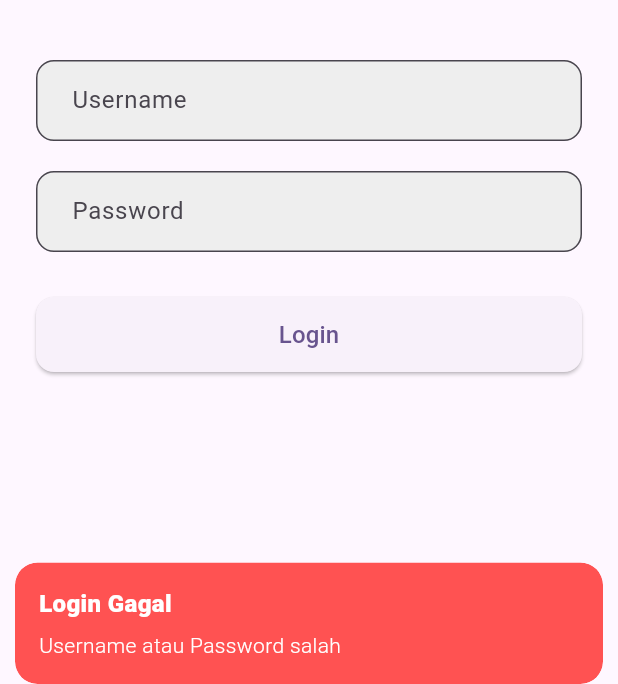
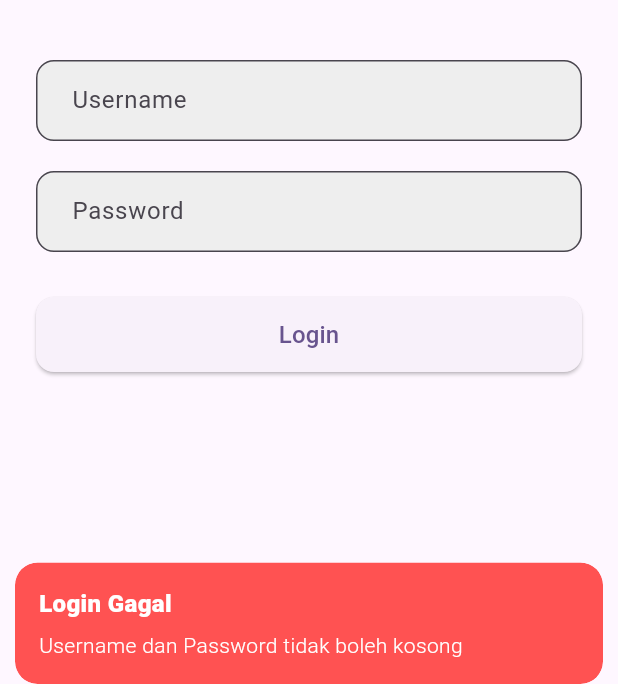
Before and after one commit to AlvinoAditiya/Todo-List-App-with-Category, a Flutter app: the screen it shows after launch, after a tap on "Login", on a phone screen of 412 x 824 dp, the part 552-1236 px from its top. Run offline on Flutter 3.47's test engine with Material 3 defaults, Android fonts, the phone set to English and light mode, and no system bars; our stand-ins replace get.

Commit message:
login controller

```diff
--- /dev/null
+++ b/lib/controller/login_controller.dart
@@ -0,0 +1,53 @@
+import 'package:flutter/material.dart';
+import 'package:get/get.dart';
+import '../pages/dashboard_page.dart';
+
+class LoginController extends GetxController {
+  final usernameC = TextEditingController();
+  final passwordC = TextEditingController();
+
+  // Cuma 1 variabel loading
+  var isLoading = false.obs;
+
+  void login() async {
+    if (usernameC.text.trim().isEmpty || passwordC.text.trim().isEmpty) {
+      Get.snackbar(
+        "Login Gagal",
+        "Username dan Password tidak boleh kosong",
+        snackPosition: SnackPosition.BOTTOM,
+        backgroundColor: Colors.redAccent,
+        colorText: Colors.white,
+      );
+      return;
+    }
+
+    // Aktifkan loading
+    isLoading(true);
+
+    // Simulasi proses login
+    await Future.delayed(const Duration(seconds: 2));
+
+    // Dummy login
+    if (usernameC.text.trim() == "alvino" && passwordC.text.trim() == "12345") {
+      Get.offAll(() => const DashboardPage());
+    } else {
+      Get.snackbar(
+        "Login Gagal",
+        "Username atau Password salah",
+        snackPosition: SnackPosition.BOTTOM,
+        backgroundColor: Colors.redAccent,
+        colorText: Colors.white,
+      );
+    }
+
+    // Matikan loading
+    isLoading(false);
+  }
+
+  @override
+  void onClose() {
+    usernameC.dispose();
+    passwordC.dispose();
+    super.onClose();
+  }
+}
--- a/lib/pages/login_page.dart
+++ b/lib/pages/login_page.dart
@@ -1,32 +1,13 @@
 import 'package:flutter/material.dart';
 import 'package:get/get.dart';
+import '../controller/login_controller.dart';
 import '../widgets/custom_textfield.dart';
 import '../widgets/custom_button.dart';
-import 'dashboard_page.dart';
 
 class LoginPage extends StatelessWidget {
   LoginPage({super.key});
 
-  final TextEditingController usernameC = TextEditingController();
-  final TextEditingController passwordC = TextEditingController();
-
-  void login() {
-  String username = usernameC.text.trim();
-  String password = passwordC.text.trim();
-
-  if (username == "alvino" && password == "12345") {
-    Get.offAll(() => const DashboardPage());
-  } else {
-    Get.snackbar(
-      "Login Gagal",
-      "Username atau Password salah",
-      backgroundColor: Colors.redAccent,
-      colorText: Colors.white,
-      snackPosition: SnackPosition.BOTTOM,
-    );
-  }
-}
-
+  final LoginController authC = Get.put(LoginController());
 
   @override
   Widget build(BuildContext context) {
@@ -38,34 +19,45 @@ class LoginPage extends StatelessWidget {
             child: Column(
               crossAxisAlignment: CrossAxisAlignment.stretch,
               children: [
-                const Icon(Icons.check_circle_outline,
-                    size: 100, color: Colors.blue),
+                const Icon(
+                  Icons.check_circle_outline,
+                  size: 100,
+                  color: Colors.blue,
+                ),
                 const SizedBox(height: 20),
+
                 const Text(
                   "Todo List App",
                   textAlign: TextAlign.center,
-                  style: TextStyle(fontSize: 28, fontWeight: FontWeight.bold),
+                  style: TextStyle(
+                    fontSize: 28,
+                    fontWeight: FontWeight.bold,
+                  ),
                 ),
                 const SizedBox(height: 40),
 
+                // Input Username
                 CustomTextField(
                   hint: "Username",
-                  controller: usernameC,
+                  controller: authC.usernameC,
                 ),
                 const SizedBox(height: 20),
 
+                // Input Password
                 CustomTextField(
                   hint: "Password",
-                  controller: passwordC,
+                  controller: authC.passwordC,
                   isPassword: true,
                 ),
                 const SizedBox(height: 30),
 
+                // Tombol Login
                 CustomButton(
-                text: "Login",
-              onPressed: login,
-          ),
-
+                  text: "Login",
+                  onPressed: () {
+                    authC.login();
+                  },
+                ),
               ],
             ),
           ),
--- /dev/null
+++ b/lib/routes/routes.dart
@@ -0,0 +1,3 @@
+class AppRoutes {
+  static const String login_page = "/loginpage";
+}
```
Also changed, not shown: lib/controller/dashboard_controller.dart (added, +11 -0 lines), lib/controller/edit_controller.dart (added, +9 -0 lines), lib/controller/history_controller.dart (added, +9 -0 lines), lib/controller/home_controller.dart (added, +13 -0 lines), lib/routes/pages.dart (added, +10 -0 lines).
